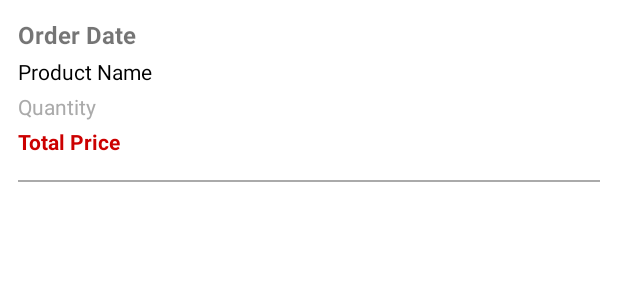
After one commit to jorgealbarracin00/EcommKOI, an Android app built with Jetpack Compose: the layout item_purchase_history.xml on its own in the app's theme, with its tools: preview values and no code run, on a phone screen of 412 x 824 dp. The commit adds this screen. Shown: the top 300 px of the screen. Run offline under Robolectric (Android 15) with nearby library versions, the phone set to English and light mode, and no system bars.

Commit message:
PURCHASE HISTORY PAGE (Not sorted by Order yet)

```diff
--- a/app/src/main/AndroidManifest.xml
+++ b/app/src/main/AndroidManifest.xml
@@ -19,6 +19,7 @@
         <activity android:name=".CartActivity" android:exported="false" />
         <activity android:name=".CheckoutActivity" android:exported="false" />
         <activity android:name=".ThankYouActivity" android:theme="@style/Theme.EcommKOI"/>
+        <activity android:name=".PurchaseHistoryActivity"/>
 
     </application>
 </manifest>
--- a/app/src/main/java/com/example/ecommkoi/AppDatabase.kt
+++ b/app/src/main/java/com/example/ecommkoi/AppDatabase.kt
@@ -5,7 +5,7 @@ import androidx.room.Database
 import androidx.room.Room
 import androidx.room.RoomDatabase
 
-@Database(entities = [User::class, Product::class, Order::class], version = 1)
+@Database(entities = [User::class, Product::class, Order::class], version = 4)
 abstract class AppDatabase : RoomDatabase() {
     abstract fun userDao(): UserDAO
 
--- a/app/src/main/java/com/example/ecommkoi/MainActivity.kt
+++ b/app/src/main/java/com/example/ecommkoi/MainActivity.kt
@@ -11,6 +11,10 @@ class MainActivity : AppCompatActivity() {
     override fun onCreate(savedInstanceState: Bundle?) {
         super.onCreate(savedInstanceState)
         setContentView(R.layout.activity_main)
+
+        // IN CASE RESET IS NEEDED
+        //applicationContext.deleteDatabase("ecommkoi-database") // Reset database
+
 
         // Find the start button and set an OnClickListener
         val startButton = findViewById<Button>(R.id.startButton)
--- a/app/src/main/java/com/example/ecommkoi/ProductDetailActivity.kt
+++ b/app/src/main/java/com/example/ecommkoi/ProductDetailActivity.kt
@@ -79,7 +79,7 @@ class ProductDetailActivity : AppCompatActivity() {
                 return@setOnClickListener
             }
             val totalPrice = quantity * price // Calculate total price
-            val order = Order(userId = userId, productId = productId, quantity = quantity, totalPrice = totalPrice)
+            val order = Order(userId = userId, productId = productId, quantity = quantity, totalPrice = totalPrice, productName = name)
 
             CoroutineScope(Dispatchers.IO).launch {
                 try {
--- /dev/null
+++ b/app/src/main/res/layout/item_purchase_history.xml
@@ -0,0 +1,58 @@
+<?xml version="1.0" encoding="utf-8"?>
+<LinearLayout
+    xmlns:android="http://schemas.android.com/apk/res/android"
+    android:layout_width="match_parent"
+    android:layout_height="wrap_content"
+    android:orientation="vertical"
+    android:padding="12dp"
+    android:background="@android:color/white">
+
+    <!-- Order Date -->
+    <TextView
+        android:id="@+id/tvOrderDate"
+        android:layout_width="match_parent"
+        android:layout_height="wrap_content"
+        android:text="Order Date"
+        android:textStyle="bold"
+        android:textSize="16sp"
+        android:paddingBottom="4dp" />
+
+    <!-- Product Name -->
+    <TextView
+        android:id="@+id/tvProductName"
+        android:layout_width="match_parent"
+        android:layout_height="wrap_content"
+        android:text="Product Name"
+        android:textSize="14sp"
+        android:textColor="@android:color/black"
+        android:paddingBottom="4dp" />
+
+    <!-- Order Quantity -->
+    <TextView
+        android:id="@+id/tvOrderQuantity"
+        android:layout_width="match_parent"
+        android:layout_height="wrap_content"
+        android:text="Quantity"
+        android:textSize="14sp"
+        android:textColor="@android:color/darker_gray"
+        android:paddingBottom="4dp" />
+
+    <!-- Order Total Price -->
+    <TextView
+        android:id="@+id/tvOrderTotal"
+        android:layout_width="match_parent"
+        android:layout_height="wrap_content"
+        android:text="Total Price"
+        android:textStyle="bold"
+        android:textSize="14sp"
+        android:textColor="@android:color/holo_red_dark"
+        android:paddingBottom="8dp" />
+
+    <!-- Divider Line -->
+    <View
+        android:layout_width="match_parent"
+        android:layout_height="1dp"
+        android:background="@android:color/darker_gray"
+        android:layout_marginTop="8dp" />
+
+</LinearLayout>
--- a/app/src/main/res/menu/menu_home.xml
+++ b/app/src/main/res/menu/menu_home.xml
@@ -1,6 +1,11 @@
 <?xml version="1.0" encoding="utf-8"?>
 <menu xmlns:android="http://schemas.android.com/apk/res/android"
     xmlns:app="http://schemas.android.com/apk/res-auto">
+
+    <item
+        android:id="@+id/action_purchase_history"
+        android:title="Purchase History"
+        app:showAsAction="ifRoom" />
 
     <!-- Cart Button -->
     <item
```
Also changed, not shown: app/src/main/java/com/example/ecommkoi/CartActivity.kt (+44 -36 lines), app/src/main/java/com/example/ecommkoi/CheckoutActivity.kt (+9 -17 lines), app/src/main/java/com/example/ecommkoi/DAO.kt (+24 -5 lines), app/src/main/java/com/example/ecommkoi/HomeActivity.kt (+15 -0 lines), app/src/main/java/com/example/ecommkoi/Order.kt (+6 -1 lines), app/src/main/java/com/example/ecommkoi/PurchaseHistoryActivity.kt (added, +60 -0 lines), app/src/main/java/com/example/ecommkoi/PurchaseHistoryAdapter.kt (added, +40 -0 lines), app/src/main/res/layout/activity_purchase_history.xml (added, +20 -0 lines).
